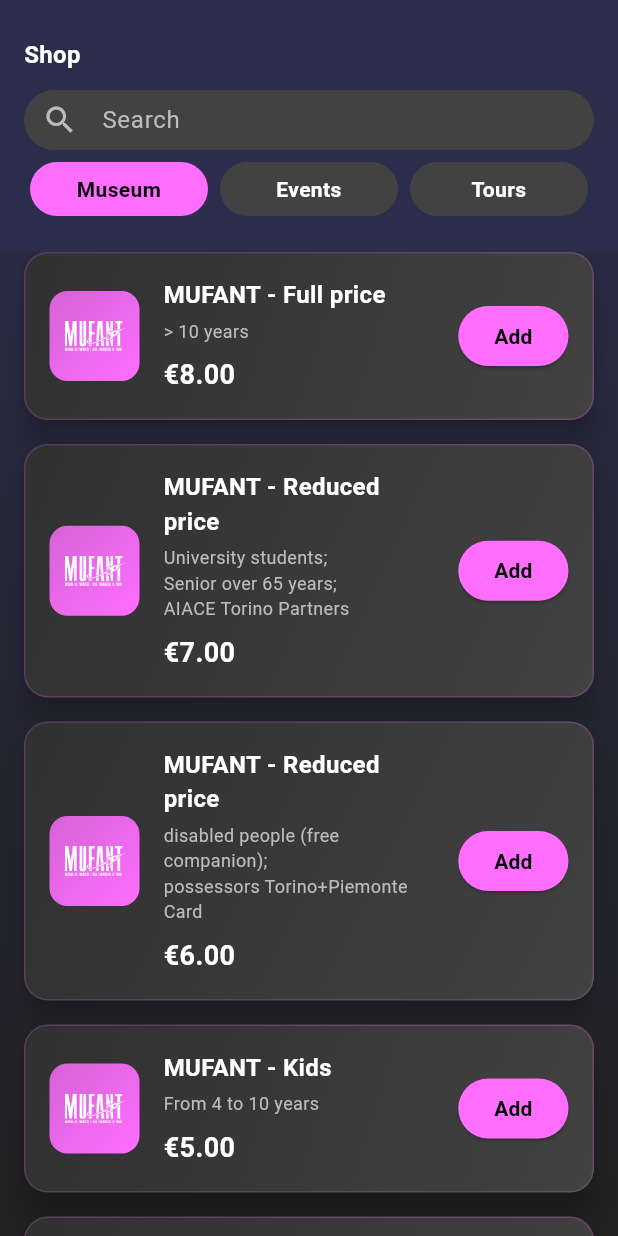
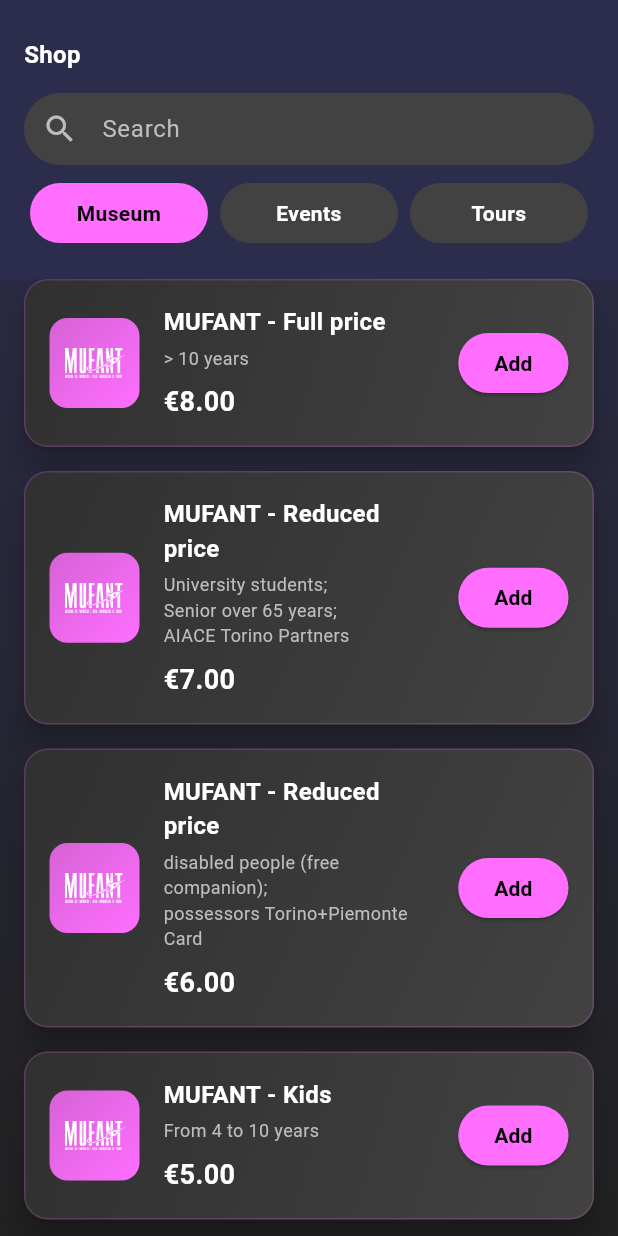
Before and after one commit to AngeloLentini01/MUFANT-app, a Flutter app: the ShopPage widget shown alone on an empty page, opened directly, on a phone screen of 412 x 824 dp. Run offline on Flutter 3.47's test engine with Material 3 defaults, Android fonts, the phone set to English and light mode, and no system bars; our stand-ins replace google_fonts, skeletonizer, sqflite; missing offline and left inert: money2, ulid; accounts and stored records are empty; Roboto replaces fonts that are missing (Exo).

Commit message:
Refactor: shop page layout and adjust app bar height
Simplified the shop page's search bar and category tabs layout by removing unnecessary constraints and adjusting paddings for better spacing. Updated the app bar widget to use a more accurate calculation for additional content height and improved the logic for displaying shadows and flexible space.

```diff
--- a/app/lib/presentation/views/tabBarPages/shop_page.dart
+++ b/app/lib/presentation/views/tabBarPages/shop_page.dart
@@ -111,14 +111,8 @@ class _ShopPageState extends State<ShopPage> {
               },
               showLogo: false, // Don't show logo on shop page
               showAppBarCTAButton: false, // Hide button on shop page
-              additionalContent: IntrinsicHeight(
-                child: Column(
-                  mainAxisSize: MainAxisSize.min,
-                  children: [
-                    Flexible(child: _buildSearchBar()),
-                    Flexible(child: _buildCategoryTabs()),
-                  ],
-                ),
+              additionalContent: Column(
+                children: [_buildSearchBar(), _buildCategoryTabs()],
               ),
             ),
             SliverList(
@@ -144,9 +138,8 @@ class _ShopPageState extends State<ShopPage> {
 
   Widget _buildSearchBar() {
     return Padding(
-      padding: const EdgeInsets.symmetric(horizontal: 16, vertical: 4),
+      padding: const EdgeInsets.symmetric(horizontal: 16, vertical: 6),
       child: Container(
-        constraints: const BoxConstraints(maxHeight: 40),
         decoration: BoxDecoration(
           color: Colors.grey[800],
           borderRadius: BorderRadius.circular(25),
@@ -160,7 +153,7 @@ class _ShopPageState extends State<ShopPage> {
             border: InputBorder.none,
             contentPadding: const EdgeInsets.symmetric(
               horizontal: 20,
-              vertical: 10,
+              vertical: 12,
             ),
           ),
         ),
@@ -170,9 +163,7 @@ class _ShopPageState extends State<ShopPage> {
 
   Widget _buildCategoryTabs() {
     return Padding(
-      padding: const EdgeInsets.symmetric(horizontal: 16, vertical: 4),
-      child: Container(
-        constraints: const BoxConstraints(maxHeight: 36),
+      padding: const EdgeInsets.symmetric(horizontal: 16, vertical: 6),
       child: Row(
         children: categories.asMap().entries.map((entry) {
           final index = entry.key;
@@ -185,7 +176,7 @@ class _ShopPageState extends State<ShopPage> {
               child: GestureDetector(
                 onTap: () => setState(() => selectedTabIndex = index),
                 child: Container(
-                    padding: const EdgeInsets.symmetric(vertical: 8),
+                  padding: const EdgeInsets.symmetric(vertical: 10),
                   decoration: BoxDecoration(
                     color: isSelected ? kPinkColor : Colors.grey[800],
                     borderRadius: BorderRadius.circular(20),
@@ -195,7 +186,6 @@ class _ShopPageState extends State<ShopPage> {
                     style: TextStyle(
                       color: isSelected ? Colors.black : Colors.white,
                       fontWeight: FontWeight.bold,
-                        fontSize: 14,
                     ),
                     textAlign: TextAlign.center,
                   ),
@@ -204,7 +194,6 @@ class _ShopPageState extends State<ShopPage> {
             ),
           );
         }).toList(),
-        ),
       ),
     );
   }
--- a/app/lib/presentation/widgets/bars/app_bar_widget.dart
+++ b/app/lib/presentation/widgets/bars/app_bar_widget.dart
@@ -31,10 +31,10 @@ class AppBarWidget extends StatelessWidget {
     const double appBarTextfontSize = 16;
 
     // Calculate the height needed for additional content
-    // Search bar: 8 (padding top/bottom) + 40 (max height) = 48
-    // Category tabs: 8 (padding top/bottom) + 36 (max height) = 44
-    // Total additional height: 48 + 44 + 20 (buffer for safe spacing) = 112
-    const double additionalContentHeight = 112;
+    // Search bar: 16 (padding top/bottom) + 15*2 (content padding) + 8 (vertical padding) = 54
+    // Category tabs: 16 (padding top/bottom) + 12*2 (content padding) + 8 (vertical padding) = 48
+    // Total additional height: 54 + 48 + 28 (buffer for safe spacing) = 130
+    const double additionalContentHeight = 130;
 
     return SliverAppBar(
       backgroundColor: backgroundColor == Colors.transparent
@@ -68,12 +68,14 @@ class AppBarWidget extends StatelessWidget {
           : null,
       flexibleSpace: LayoutBuilder(
         builder: (context, constraints) {
-          // Use the actual available height from constraints
-          final availableHeight = constraints.maxHeight;
+          // For floating SliverAppBar:
+          // - At top: maxHeight = expandedHeight
+          // - When floating: maxHeight = kToolbarHeight + padding (system adds padding)
+          // - We want shadow when floating, not when at top
           final expectedHeight = additionalContent != null
               ? kToolbarHeight + additionalContentHeight
               : kToolbarHeight;
-          final isFloating = availableHeight < expectedHeight;
+          final isFloating = constraints.maxHeight > expectedHeight;
           final showShadow = isFloating;
 
           return Container(
@@ -94,7 +96,7 @@ class AppBarWidget extends StatelessWidget {
             child: additionalContent != null
                 ? SizedBox(
                     width: double.infinity,
-                    height: availableHeight, // Use actual available height
+                    height: expectedHeight,
                     child: Column(
                       mainAxisSize: MainAxisSize.min,
                       children: [
@@ -152,18 +154,10 @@ class AppBarWidget extends StatelessWidget {
                                   ),
                           ),
                         ),
-                        // Additional content (search bar and tabs) - only show if there's enough space
-                        if (availableHeight >
-                            kToolbarHeight +
-                                80) // Need at least 80px for content
-                          Expanded(
-                            child: ClipRect(
-                              child: SizedBox(
-                                height: availableHeight - kToolbarHeight,
-                                child: additionalContent!,
-                              ),
-                            ),
-                          ),
+                        // Additional content (search bar and tabs)
+                        Expanded(
+                          child: additionalContent!,
+                        ),
                       ],
                     ),
                   )
```
Lines whose indentation alone changed are shown as unchanged.
